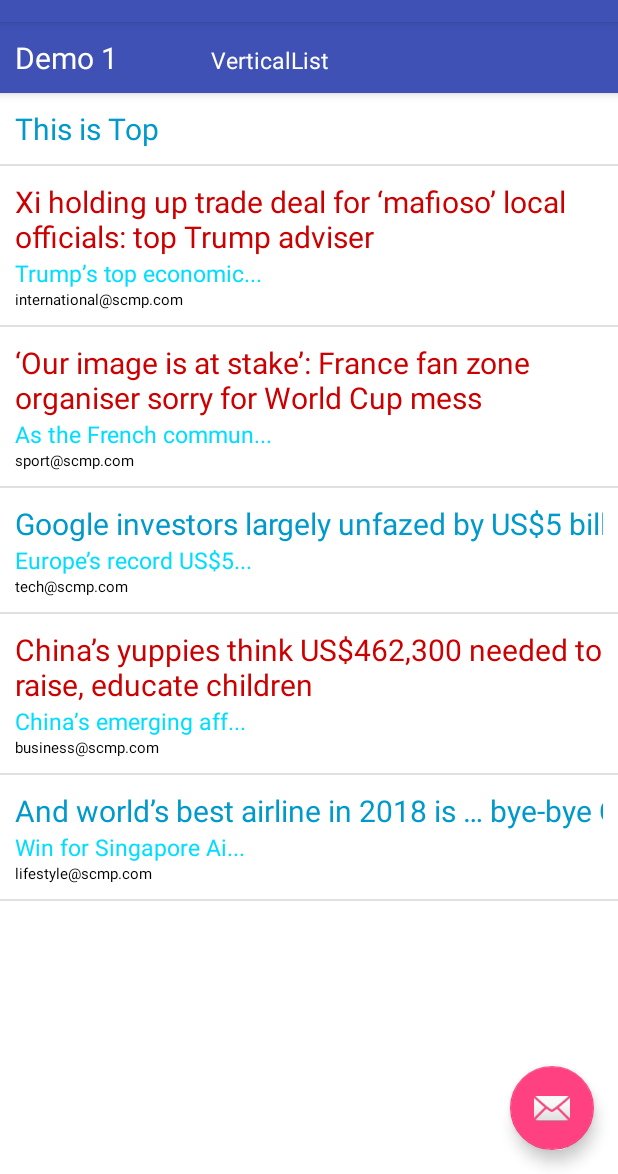
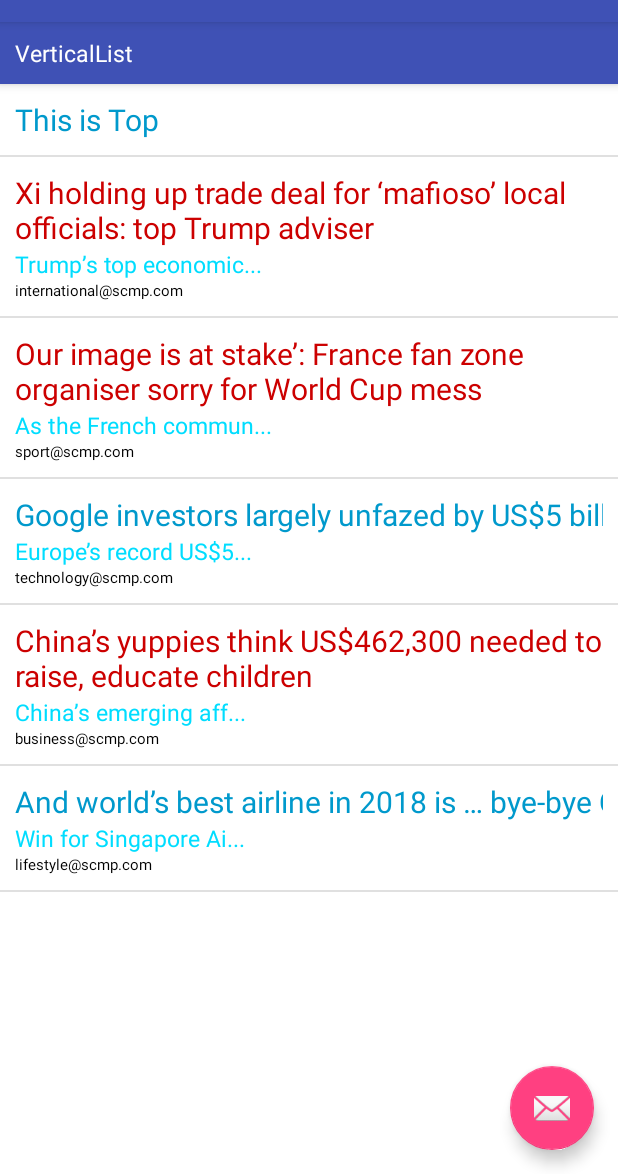
Before and after one commit to kopihao/peasy-recyclerview, an Android app: the screen it shows after launch (ActivityDemo1), after a tap on an icon or button, on a phone screen of 412 x 824 dp, the part 62-1236 px from its top. Run offline under Robolectric (Android 15) with nearby library versions, the phone set to English and light mode, and no system bars.

Commit message:
update demo 1

```diff
--- /dev/null
+++ b/sample/src/main/java/com/kopirealm/peasyrecyclerview/sample/FileReader.java
@@ -0,0 +1,51 @@
+package com.kopirealm.peasyrecyclerview.sample;
+
+import android.content.Context;
+
+import org.json.JSONArray;
+import org.json.JSONObject;
+
+import java.io.ByteArrayOutputStream;
+import java.io.IOException;
+import java.io.InputStream;
+
+public class FileReader {
+
+    public static JSONObject readRawJsonObject(Context context, int id) {
+        try {
+            return new JSONObject(readRawFile(context, id).trim());
+        } catch (Exception e) {
+            return null;
+        }
+    }
+
+    public static JSONArray readRawJsonArray(Context context, int id) {
+        try {
+            return new JSONArray(readRawFile(context, id).trim());
+        } catch (Exception e) {
+            return null;
+        }
+    }
+
+    public static String readRawFile(Context context, int id) {
+        final InputStream inputStream = context.getResources().openRawResource(id);
+        final ByteArrayOutputStream byteArrayOutputStream = new ByteArrayOutputStream();
+        int ctr;
+        try {
+            ctr = inputStream.read();
+            while (ctr != -1) {
+                byteArrayOutputStream.write(ctr);
+                ctr = inputStream.read();
+            }
+        } catch (Exception e) {
+            e.printStackTrace();
+        } finally {
+            try {
+                inputStream.close();
+            } catch (IOException e) {
+                e.printStackTrace();
+            }
+        }
+        return byteArrayOutputStream.toString();
+    }
+}
--- a/sample/src/main/java/com/kopirealm/peasyrecyclerview/sample/demo1/ActivityDemo1.java
+++ b/sample/src/main/java/com/kopirealm/peasyrecyclerview/sample/demo1/ActivityDemo1.java
@@ -12,10 +12,16 @@ import android.view.View;
 import android.widget.TextView;
 
 import com.kopirealm.peasyrecyclerview.PeasyRecyclerView;
+import com.kopirealm.peasyrecyclerview.sample.FileReader;
 import com.kopirealm.peasyrecyclerview.sample.R;
+
+import org.json.JSONObject;
+
+import java.util.ArrayList;
 
 public class ActivityDemo1 extends AppCompatActivity {
 
+    private JSONObject jsonDemo1;
     private TextView tvPresentation;
     private PeasyRecyclerView.Presentation inboxPresentation = null;
 
@@ -23,32 +29,44 @@ public class ActivityDemo1 extends AppCompatActivity {
     protected void onCreate(Bundle savedInstanceState) {
         super.onCreate(savedInstanceState);
         setContentView(R.layout.activity_demo1);
+        readJSONDemo1();
         setupHintBar();
         setupPeasyRVInboxLayout();
     }
 
+    private void readJSONDemo1() {
+        jsonDemo1 = FileReader.readRawJsonObject(getApplicationContext(), R.raw.demo1);
+    }
+
     private void setupHintBar() {
+        if (jsonDemo1 != null) {
+            ((TextView) findViewById(R.id.tvHint)).setText(jsonDemo1.optString("hint", ""));
             findViewById(R.id.btnDismiss).setOnClickListener(new View.OnClickListener() {
                 @Override
                 public void onClick(View v) {
-                removeHintBar();
+                    removeHintBar(300);
                 }
             });
-
             new Handler(getMainLooper()).postDelayed(new Runnable() {
                 @Override
                 public void run() {
-                removeHintBar();
+                    removeHintBar(300);
                 }
             }, 10 * 1000);
+        } else {
+            removeHintBar(0);
+        }
     }
 
-    private void removeHintBar() {
+    private void removeHintBar(long duration) {
         final View view = findViewById(R.id.llHintBar);
+        if (duration == 0) {
+            view.setVisibility(View.GONE);
+        } else {
             view.animate()
                     .scaleX(0)
                     .alpha(0.0f)
-                .setDuration(300)
+                    .setDuration(duration)
                     .setListener(new AnimatorListenerAdapter() {
                         @Override
                         public void onAnimationEnd(Animator animation) {
@@ -57,11 +75,12 @@ public class ActivityDemo1 extends AppCompatActivity {
                         }
                     });
         }
+    }
 
     private void setupPeasyRVInboxLayout() {
         tvPresentation = findViewById(R.id.tvPresentation);
         final FloatingActionButton fab = findViewById(R.id.fab);
-        final PeasyRVInbox prvInbox = new PeasyRVInbox(this, (RecyclerView) findViewById(R.id.rvSample), fab, ModelInbox.forgingInboxMessage());
+        final PeasyRVInbox prvInbox = new PeasyRVInbox(this, (RecyclerView) findViewById(R.id.rvSample), fab, forgingInboxMessage());
         changePeasyRVInboxLayout(prvInbox);
         fab.setOnLongClickListener(new View.OnLongClickListener() {
             @Override
@@ -93,7 +112,7 @@ public class ActivityDemo1 extends AppCompatActivity {
         } else if (inboxPresentation.equals(PeasyRecyclerView.Presentation.HorizontalStaggeredGrid)) {
             prvInbox.asHorizontalStaggeredGridView(5);
         }
-        prvInbox.setContent(ModelInbox.forgingInboxMessage());
+        prvInbox.setContent(forgingInboxMessage());
         tvPresentation.setText(inboxPresentation.name());
     }
 
@@ -102,9 +121,13 @@ public class ActivityDemo1 extends AppCompatActivity {
                 .setAction("RESET", new View.OnClickListener() {
                     @Override
                     public void onClick(View v) {
-                        prvInbox.setContent(ModelInbox.forgingInboxMessage());
+                        prvInbox.setContent(forgingInboxMessage());
                         prvInbox.setPositionToFirst();
                     }
                 }).show();
     }
+
+    private ArrayList<ModelInbox> forgingInboxMessage() {
+        return ModelInbox.forgingInboxMessage(jsonDemo1);
     }
+}
--- a/sample/src/main/java/com/kopirealm/peasyrecyclerview/sample/demo1/ModelInbox.java
+++ b/sample/src/main/java/com/kopirealm/peasyrecyclerview/sample/demo1/ModelInbox.java
@@ -1,4 +1,7 @@
 package com.kopirealm.peasyrecyclerview.sample.demo1;
+
+import org.json.JSONArray;
+import org.json.JSONObject;
 
 import java.util.ArrayList;
 
@@ -9,10 +12,10 @@ public class ModelInbox {
         Read, Unread, Header, Footer
     }
 
-    String title = "";
-    String message = "";
-    String sender = "";
-    InboxState state = InboxState.Unread;
+    String title;
+    String message;
+    String sender;
+    InboxState state;
 
     private ModelInbox(String title, String message, String sender, InboxState state) {
         this.title = title;
@@ -33,50 +36,24 @@ public class ModelInbox {
         return new ModelInbox("", "", "", InboxState.Footer);
     }
 
-    static ArrayList<ModelInbox> forgingInboxMessage() {
+    static ArrayList<ModelInbox> forgingInboxMessage(JSONObject rootObj) {
         final ArrayList<ModelInbox> inboxMessages = new ArrayList<>();
-        inboxMessages.clear();
-        inboxMessages.add(ModelInbox.buildInboxMessage(
-                "Xi holding up trade deal for ‘mafioso’ local officials: top Trump adviser",
-                "Trump’s top economic adviser blamed Xi for stalling talks that could end the US-China trade war, and referred to local Chinese government officials as “mafioso dons”, in an interview on Wednesday.\n",
-                "international",
-                false)
-        );
-
-        inboxMessages.add(ModelInbox.buildInboxMessage(
-                "‘Our image is at stake’: France fan zone organiser sorry for World Cup mess",
-                "As the French community rallies round to pay for HK$40,000 worth of damage to the Kerry Hotel and their reputation, Overseas French Association of Hong Kong (UFE) president Marc Guyon has apologised for the actions of his fellow football fans in the aftermath of Sunday’s",
-                "sport",
-                false)
-        );
-
-        inboxMessages.add(ModelInbox.buildInboxMessage(
-                "Google investors largely unfazed by US$5 billion EU fine",
-                "Europe’s record US$5 billion fine against Alphabet’s Google, levied on Wednesday, marks the biggest regulatory attack yet on technology giants. But investors and analysts largely shrugged off the ruling’s potential to immediately dent Google’s business.",
-                "tech",
-                true)
-        );
-
-        inboxMessages.add(ModelInbox.buildInboxMessage(
-                "China’s yuppies think US$462,300 needed to raise, educate children",
-                "China’s emerging affluent are pinched by financial stress as they anticipate setting aside 3.1 million yuan (US$462,300) for their children, including funding their education, marriage and even a first home, according to a survey.",
-                "business",
-                false)
-        );
-
-        inboxMessages.add(ModelInbox.buildInboxMessage(
-                "And world’s best airline in 2018 is … bye-bye Qatar, hello Singapore",
-                "Win for Singapore Airlines in annual Skytrax survey of 24 million passengers is its first since 2008, and topples Qatar Airways from top spot; Cathay Pacific falls to sixth, Hainan Airlines rises to eighth, and Hong Kong Airlines is in top 20.",
-                "lifestyle",
-                true)
-        );
-
-        inboxMessages.add(ModelInbox.buildInboxMessage(
-                "The naughty child monks of Lumbini: documentary tells their story",
-                "Swearing, fighting and addicted to cell phones and Bollywood – Chinese filmmaker Kang Yuqi’s new feature, A Little Wisdom, shows kids will be kids, even in a monastery in the birthplace of Buddha",
-                "culture",
-                false)
-        );
+        if (rootObj != null) {
+            final JSONArray contents = rootObj.optJSONArray("contents");
+            if (contents != null) {
+                for (int i = 0; i < contents.length(); i++) {
+                    JSONObject contentObj = contents.optJSONObject(i);
+                    if (contentObj != null) {
+                        inboxMessages.add(ModelInbox.buildInboxMessage(
+                                contentObj.optString("title", ""),
+                                contentObj.optString("message", ""),
+                                contentObj.optString("sender", ""),
+                                contentObj.optBoolean("read", false)
+                        ));
+                    }
+                }
+            }
+        }
         return inboxMessages;
     }
 
--- a/sample/src/main/res/layout/activity_demo1.xml
+++ b/sample/src/main/res/layout/activity_demo1.xml
@@ -1,10 +1,8 @@
 <?xml version="1.0" encoding="utf-8"?>
 <android.support.design.widget.CoordinatorLayout xmlns:android="http://schemas.android.com/apk/res/android"
     xmlns:app="http://schemas.android.com/apk/res-auto"
-    xmlns:tools="http://schemas.android.com/tools"
     android:layout_width="match_parent"
-    android:layout_height="match_parent"
-    tools:context=".MainActivity">
+    android:layout_height="match_parent">
 
     <android.support.design.widget.AppBarLayout
         android:layout_width="match_parent"
@@ -20,20 +18,9 @@
             android:padding="10dp">
 
             <TextView
-                android:id="@+id/tvPreface"
-                android:layout_width="0dp"
+                android:id="@+id/tvPresentation"
+                android:layout_width="match_parent"
                 android:layout_height="wrap_content"
-                android:layout_weight="2"
-                android:background="?attr/colorPrimary"
-                android:text="Demo 1"
-                android:textColor="@android:color/white"
-                android:textSize="20sp" />
-
-            <TextView
-                android:id="@+id/tvPresentation"
-                android:layout_width="0dp"
-                android:layout_height="wrap_content"
-                android:layout_weight="4"
                 android:background="?attr/colorPrimary"
                 android:textColor="@android:color/white"
                 android:textSize="15sp" />
@@ -52,7 +39,7 @@
                 android:layout_width="0dp"
                 android:layout_height="wrap_content"
                 android:layout_weight="1"
-                android:text="Hint:\nPerforms click on list item to read message, long click to mark as unread.\nPerforms click on FAB to change layout, long click to show reset contents Snackbar;\nScroll to list bottom to show navigate top Snackbar."
+                android:text=""
                 android:textColor="?attr/editTextColor"
                 android:textSize="12sp" />
 
--- a/sample/src/main/res/values/strings.xml
+++ b/sample/src/main/res/values/strings.xml
@@ -1,8 +1,3 @@
 <resources>
     <string name="app_name">Peasy RecyclerView</string>
-    <string name="action_settings">Settings</string>
-    <string name="title_activity_advance_demo">AdvanceDemo</string>
-    <string name="title_home">Home</string>
-    <string name="title_dashboard">Dashboard</string>
-    <string name="title_notifications">Notifications</string>
 </resources>
```
Also changed, not shown: sample/src/main/res/raw/demo1.json (added, +41 -0 lines). Lines whose indentation alone changed are shown as unchanged.
